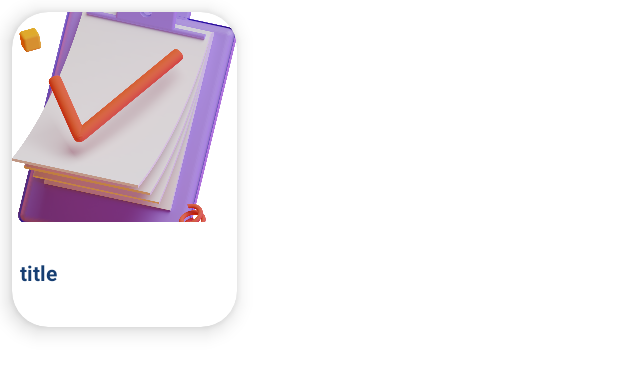
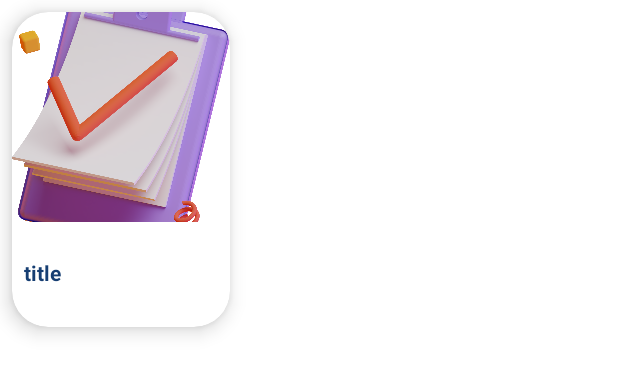
Before and after one commit to abeedev17/NokiaGarage, an Android app: the layout articles_recycler_item.xml on its own in the app's theme, with its tools: preview values and no code run, on a phone screen of 412 x 824 dp. Shown: the top 374 px of the screen. Run offline under Robolectric (Android 15) with nearby library versions, the light colour scheme and no system bars.

Commit message:
more ui changes to articles

```diff
--- a/app/src/main/res/layout/articles_recycler_item.xml
+++ b/app/src/main/res/layout/articles_recycler_item.xml
@@ -5,7 +5,7 @@
     xmlns:app="http://schemas.android.com/apk/res-auto"
     xmlns:tools="http://schemas.android.com/tools"
     android:id="@+id/card"
-    android:layout_width="150dp"
+    android:layout_width="145dp"
     android:layout_height="210dp"
     android:layout_margin="8dp"
     app:cardCornerRadius="24dp"
@@ -22,7 +22,7 @@
 
         <ImageView
             android:id="@+id/articleImg"
-            android:layout_width="150dp"
+            android:layout_width="145dp"
             android:layout_height="140dp"
             android:contentDescription=""
             android:scaleType="centerCrop"
@@ -38,9 +38,10 @@
 
         <TextView
             android:id="@+id/titleTxt"
-            android:layout_width="140dp"
+            android:layout_width="130dp"
             android:layout_height="wrap_content"
             android:text="@string/title"
+            android:textSize="14sp"
             android:textStyle="bold"
             app:layout_constraintBottom_toBottomOf="parent"
             app:layout_constraintEnd_toEndOf="parent"
```
